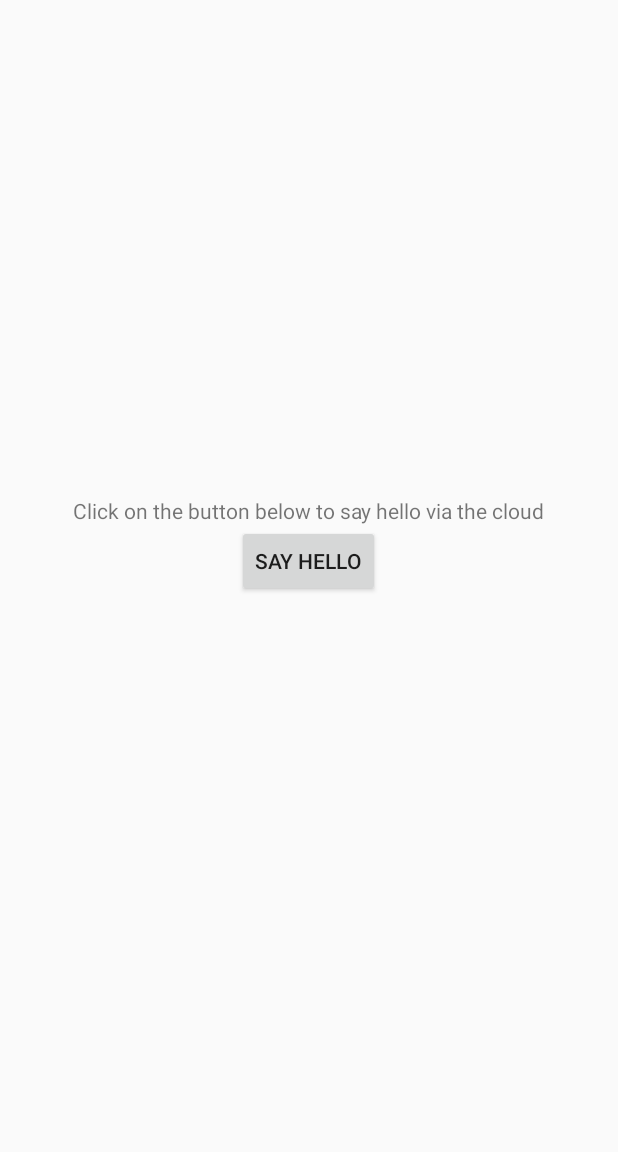
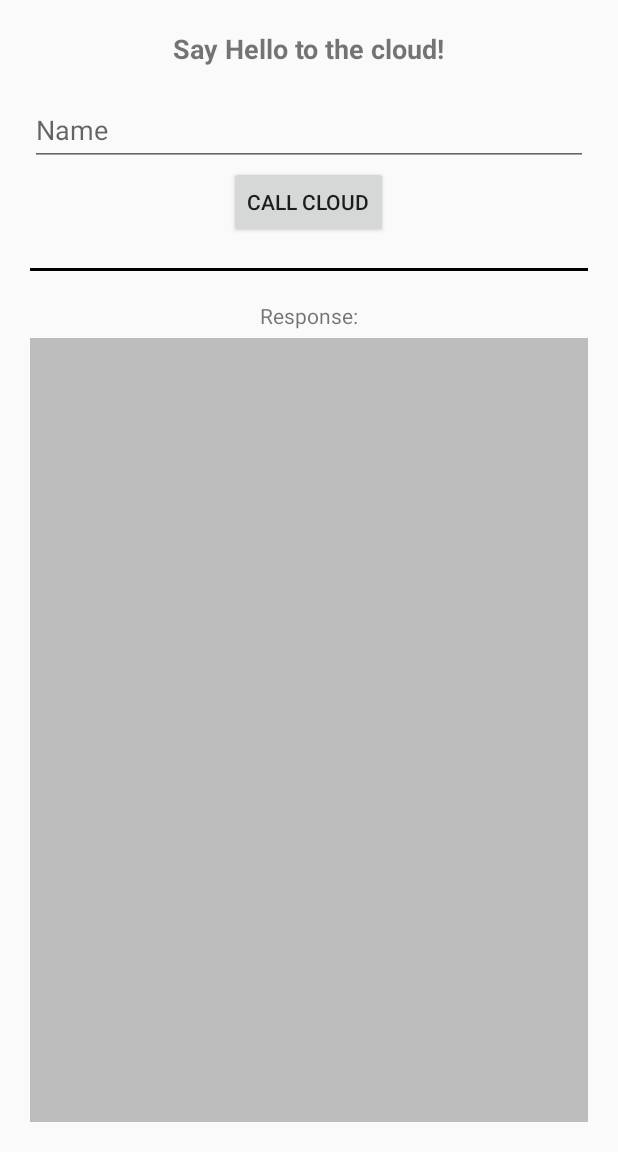
Before and after one commit to feedhenry-templates/helloworld-android-gradle, an Android app: the fragment HelloFragment placed in its activity, on a phone screen of 412 x 824 dp, the part 84-1236 px from its top. Run offline under Robolectric (Android 15) with nearby library versions, the phone set to English and light mode, and no system bars; libraries missing offline, so code that uses them is left out: com.feedhenry.sdk, org.json.fh; 1 statement that could not run was skipped.

Commit message:
Improve UX

```diff
--- a/app/build.gradle
+++ b/app/build.gradle
@@ -59,6 +59,7 @@ configurations.all {
 dependencies {
     compile 'com.feedhenry:fh-android-sdk:3.1.0'
     compile 'com.android.support:appcompat-v7:24.2.1'
+    compile 'com.android.support:design:24.2.1'
 
     androidTestCompile 'com.android.support:support-annotations:24.2.1'
     androidTestCompile 'com.android.support.test:runner:0.5'
--- a/app/src/main/java/com/feedhenry/helloworld/HelloFragment.java
+++ b/app/src/main/java/com/feedhenry/helloworld/HelloFragment.java
@@ -22,6 +22,7 @@ import android.view.LayoutInflater;
 import android.view.View;
 import android.view.ViewGroup;
 import android.widget.Button;
+import android.widget.EditText;
 import android.widget.TextView;
 
 import com.feedhenry.helloworld_android.R;
@@ -39,40 +40,42 @@ public class HelloFragment extends Fragment {
     @Override
     public View onCreateView(LayoutInflater inflater, ViewGroup container, Bundle savedInstanceState) {
         final View view = View.inflate(getActivity(), R.layout.hello_fragment, null);
-        final TextView responseTextView = (TextView) view.findViewById(R.id.cloud_response);
 
-        Button button = (Button) view.findViewById(R.id.button);
-        button.setOnClickListener(new View.OnClickListener() {
+        final TextView mResponse = (TextView) view.findViewById(R.id.cloud_response);
+        final EditText mName = (EditText) view.findViewById(R.id.name);
+        Button mCloudButton = (Button) view.findViewById(R.id.button);
+        mCloudButton.setOnClickListener(new View.OnClickListener() {
             @Override
             public void onClick(final View v) {
-                responseTextView.setText("");
-                v.setEnabled(false);
-                cloudCall(v, responseTextView);
+                mResponse.setText("");
+                mCloudButton.setEnabled(false);
+                cloudCall(v, mName.getText().toString(), mResponse);
+                mName.setText("");
             }
         });
 
         return view;
     }
 
-    private void cloudCall(final View v, final TextView responseTextView) {
+    private void cloudCall(final View button, final String name, final TextView response) {
         try {
-            JSONObject params = new JSONObject("{hello: 'world'}");
+            JSONObject params = new JSONObject("{hello: '" + name + "'}");
 
             FHCloudRequest request = FH.buildCloudRequest("hello", "POST", null, params);
             request.executeAsync(new FHActCallback() {
                 @Override
                 public void success(FHResponse fhResponse) {
                     Log.d(TAG, "cloudCall - success");
-                    v.setEnabled(true);
-                    responseTextView.setText(fhResponse.getJson().getString("msg"));
+                    button.setEnabled(true);
+                    response.setText(fhResponse.getJson().getString("msg"));
                 }
 
                 @Override
                 public void fail(FHResponse fhResponse) {
                     Log.d(TAG, "cloudCall - fail");
                     Log.e(TAG, fhResponse.getErrorMessage(), fhResponse.getError());
-                    v.setEnabled(true);
-                    responseTextView.setText(fhResponse.getErrorMessage());
+                    button.setEnabled(true);
+                    response.setText(fhResponse.getErrorMessage());
                 }
             });
         } catch (Exception e) {
--- a/app/src/main/res/layout/hello_fragment.xml
+++ b/app/src/main/res/layout/hello_fragment.xml
@@ -20,24 +20,56 @@
     android:layout_height="match_parent"
     android:gravity="center"
     android:orientation="vertical"
-    android:padding="10dp">
+    android:padding="20dp">
 
     <TextView
-        android:id="@+id/textView"
         android:layout_width="wrap_content"
         android:layout_height="wrap_content"
-        android:text="@string/hello_world" />
+        android:layout_marginBottom="10dp"
+        android:text="@string/screen_title"
+        android:textSize="18sp"
+        android:textStyle="bold" />
+
+    <android.support.design.widget.TextInputLayout
+        android:layout_width="match_parent"
+        android:layout_height="wrap_content">
+
+        <EditText
+            android:id="@+id/name"
+            android:layout_width="match_parent"
+            android:layout_height="wrap_content"
+            android:hint="@string/name" />
+
+    </android.support.design.widget.TextInputLayout>
 
     <Button
         android:id="@+id/button"
         android:layout_width="wrap_content"
         android:layout_height="wrap_content"
         android:layout_marginBottom="20dp"
-        android:text="@string/hello_button" />
+        android:text="@string/button_text" />
+
+    <View
+        android:layout_width="match_parent"
+        android:layout_height="2dp"
+        android:background="#000000" />
+
+    <TextView
+        android:layout_width="wrap_content"
+        android:layout_height="wrap_content"
+        android:layout_marginBottom="5dp"
+        android:layout_marginTop="20dp"
+        android:text="@string/response" />
 
     <TextView
         android:id="@+id/cloud_response"
         android:layout_width="match_parent"
-        android:layout_height="wrap_content" />
+        android:layout_height="0dp"
+        android:layout_weight="1"
+        android:background="#bdbdbd"
+        android:gravity="center"
+        android:textColor="#FFFFFF"
+        android:textStyle="bold" />
+
 
 </LinearLayout>
--- a/app/src/main/res/values/strings.xml
+++ b/app/src/main/res/values/strings.xml
@@ -18,7 +18,9 @@
 <resources>
 
     <string name="app_name">Hello World - FeedHenry</string>
-    <string name="hello_world">Click on the button below to say hello via the cloud</string>
-    <string name="hello_button">Say Hello</string>
+    <string name="screen_title">Say Hello to the cloud!</string>
+    <string name="name">Name</string>
+    <string name="button_text">Call cloud</string>
+    <string name="response">Response:</string>
 
 </resources>
```
